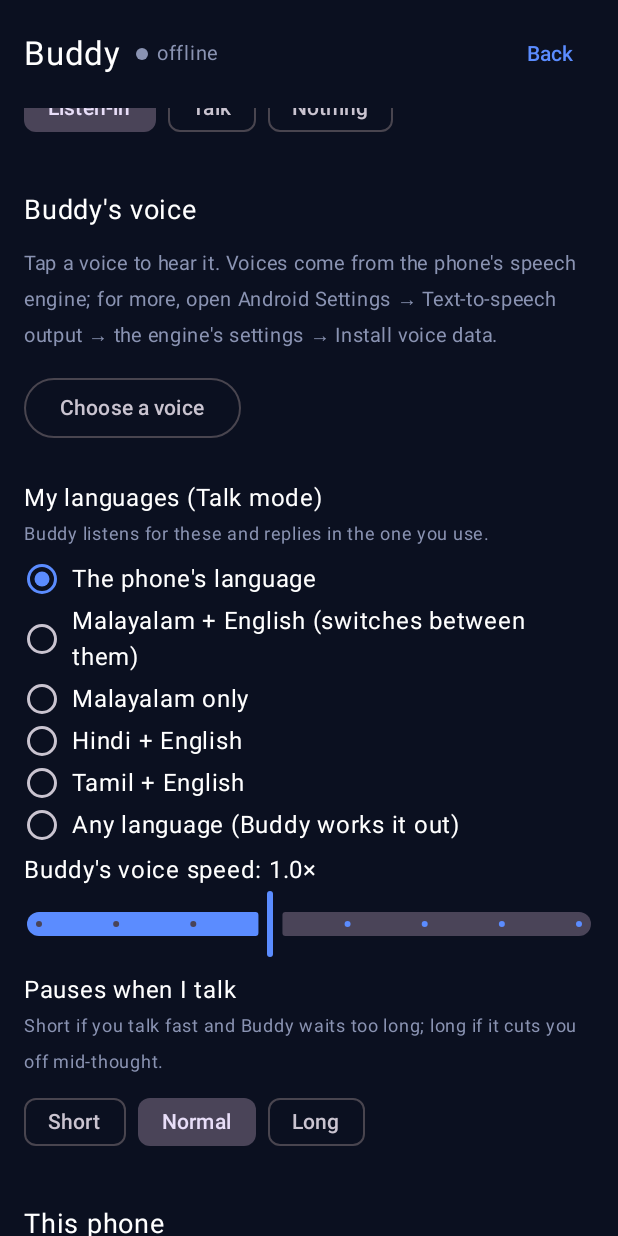
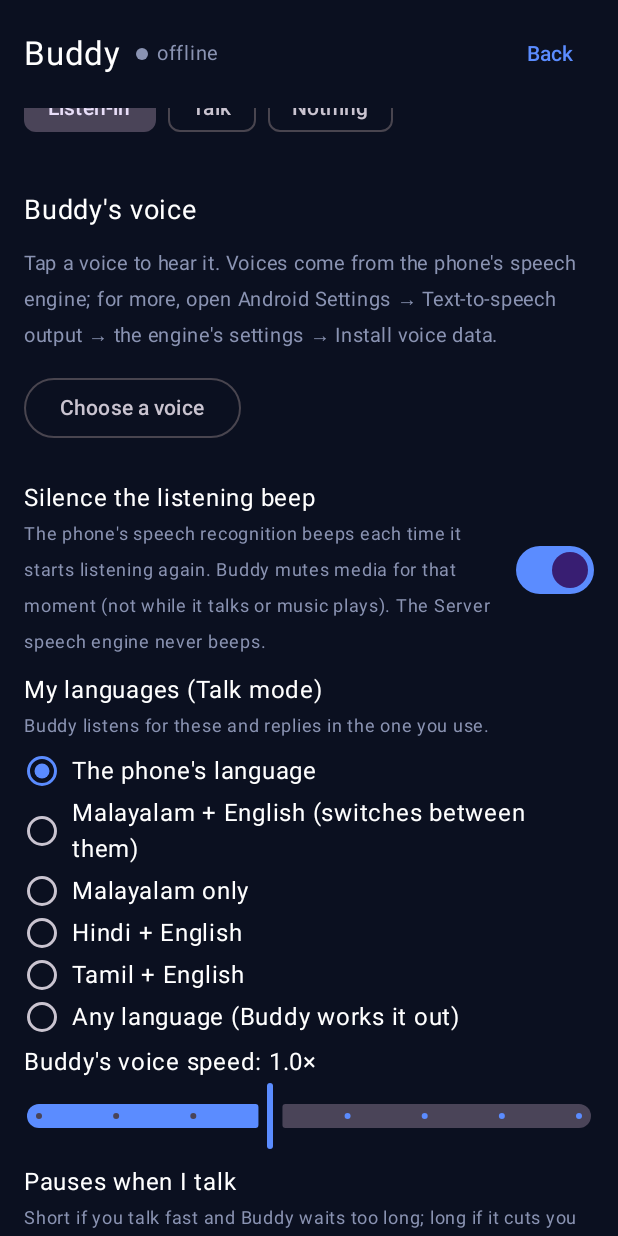
Before and after one commit to aneesh304810/BuddyAgent, an Android app built with Jetpack Compose: the screen it shows after launch (MainActivity), scrolled down 1052 dp, on a phone screen of 412 x 824 dp. Run offline under Robolectric (Android 15) with nearby library versions, the phone set to English and light mode, and no system bars.

Commit message:
App: silence the speech recognizer's beep on every restart
The phone's recognizer hears one phrase per session, so Buddy starts a new one after
every phrase and every few seconds of silence, and Google beeps at each start. Media
is now muted for that instant (until 400 ms after the recognizer is ready, 1.5 s at
most), never while Buddy speaks or other audio plays; a mute left by a crash is undone
at the next start. Settings has a switch for it (on by default). After 12 failed
restarts in a row Buddy stops retrying instead of beeping forever, and says how to
switch to the Server engine.

Co-Authored-By: Claude Opus 5.5 <noreply@anthropic.com>
Claude-Session: https://claude.ai/code/session_01DnFagHi8HJqWNMeGDgkpE2

```diff
--- a/android/app/src/main/java/app/buddy/BuddyPrefs.kt
+++ b/android/app/src/main/java/app/buddy/BuddyPrefs.kt
@@ -89,6 +89,16 @@ class BuddyPrefs(context: Context) {
         get() = prefs.getString("pauses", "normal") ?: "normal"
         set(value) = prefs.edit().putString("pauses", value).apply()
 
+    /** Silence the beep the phone's speech recognition makes each time it starts listening again. */
+    var muteListenBeep: Boolean
+        get() = prefs.getBoolean("muteListenBeep", true)
+        set(value) = prefs.edit().putBoolean("muteListenBeep", value).apply()
+
+    /** True while Buddy has media muted for that beep (so a crash mid-mute is undone next start). */
+    var beepMuted: Boolean
+        get() = prefs.getBoolean("beepMuted", false)
+        set(value) = prefs.edit().putBoolean("beepMuted", value).apply()
+
     /** Silence, in ms, that ends what you're saying (from [pauses]). */
     val endSilenceMs: Long
         get() = when (pauses) { "short" -> 600L; "long" -> 1600L; else -> 1000L }
--- a/android/app/src/main/java/app/buddy/MainActivity.kt
+++ b/android/app/src/main/java/app/buddy/MainActivity.kt
@@ -836,7 +836,17 @@ private fun SpeechTuning(prefs: BuddyPrefs) {
     var rate by remember { mutableStateOf(prefs.voiceRate) }
     var pauses by remember { mutableStateOf(prefs.pauses) }
     var talkLanguage by remember { mutableStateOf(prefs.talkLanguage) }
+    var muteBeep by remember { mutableStateOf(prefs.muteListenBeep) }
     Column(Modifier.fillMaxWidth().padding(top = 12.dp)) {
+        Row(verticalAlignment = Alignment.CenterVertically, modifier = Modifier.padding(bottom = 8.dp)) {
+            Column(Modifier.weight(1f)) {
+                Text("Silence the listening beep", color = Color.White)
+                Text("The phone's speech recognition beeps each time it starts listening again. Buddy mutes " +
+                    "media for that moment (not while it talks or music plays). The Server speech engine " +
+                    "never beeps.", color = Muted, fontSize = 12.sp)
+            }
+            Switch(checked = muteBeep, onCheckedChange = { muteBeep = it; prefs.muteListenBeep = it })
+        }
         Text("My languages (Talk mode)", color = Color.White)
         Text("Buddy listens for these and replies in the one you use.", color = Muted, fontSize = 12.sp)
         Column(Modifier.padding(vertical = 4.dp)) {
```
Also changed, not shown: android/app/src/main/java/app/buddy/BuddyService.kt (+7 -1 lines), android/app/src/main/java/app/buddy/Voice.kt (+32 -1 lines).
